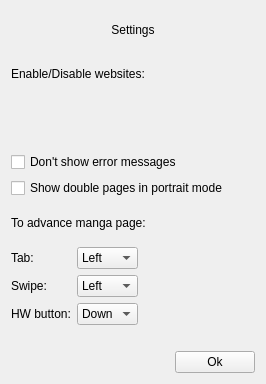
Qt form widgets/settingsdialog.ui (Rain92/UltimateMangaReader) before a commit.
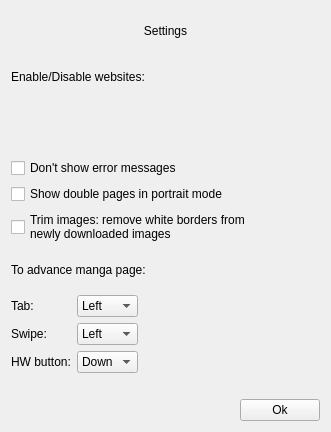
The same form after that commit.

Commit message: Implement image trim setting and refactoring

The edit to the form file:
```diff
--- a/widgets/settingsdialog.ui
+++ b/widgets/settingsdialog.ui
@@ -6,8 +6,8 @@
    <rect>
     <x>0</x>
     <y>0</y>
-    <width>266</width>
-    <height>384</height>
+    <width>331</width>
+    <height>432</height>
    </rect>
   </property>
   <property name="windowTitle">
@@ -94,6 +94,14 @@
      </property>
     </widget>
    </item>
+   <item>
+    <widget class="QCheckBox" name="checkBoxTrim">
+     <property name="text">
+      <string>Trim images: remove white borders from 
+newly downloaded images</string>
+     </property>
+    </widget>
+   </item>
    <item>
     <widget class="QLabel" name="label_2">
      <property name="text">
```
The commit also changes 10 other files.
